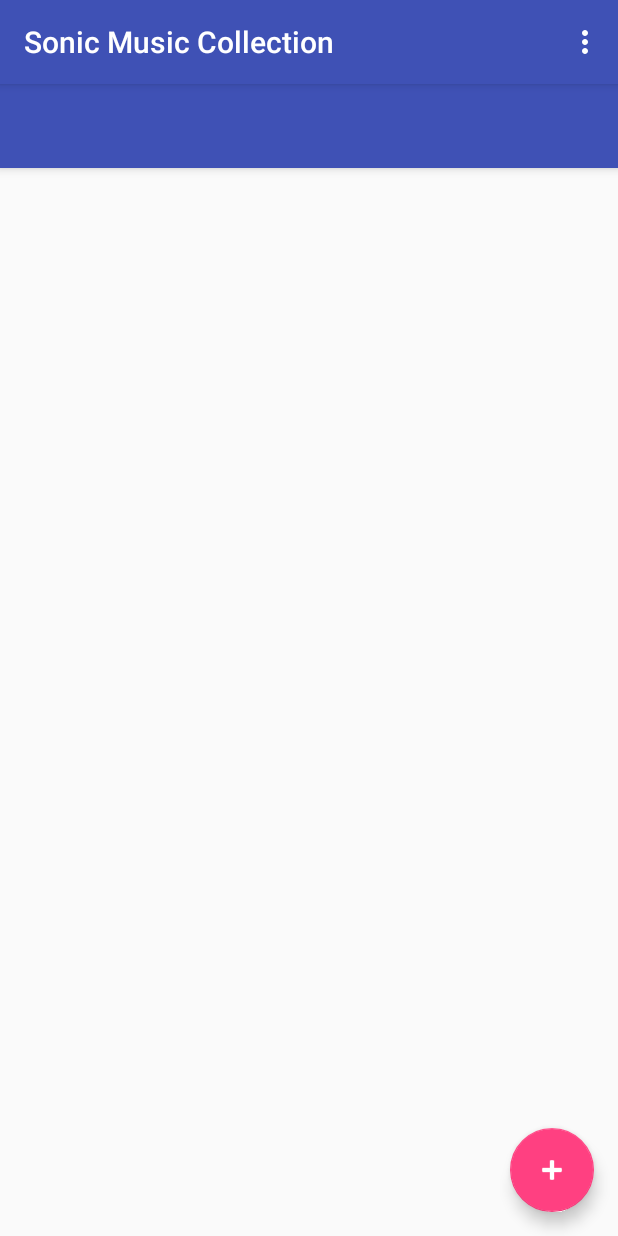
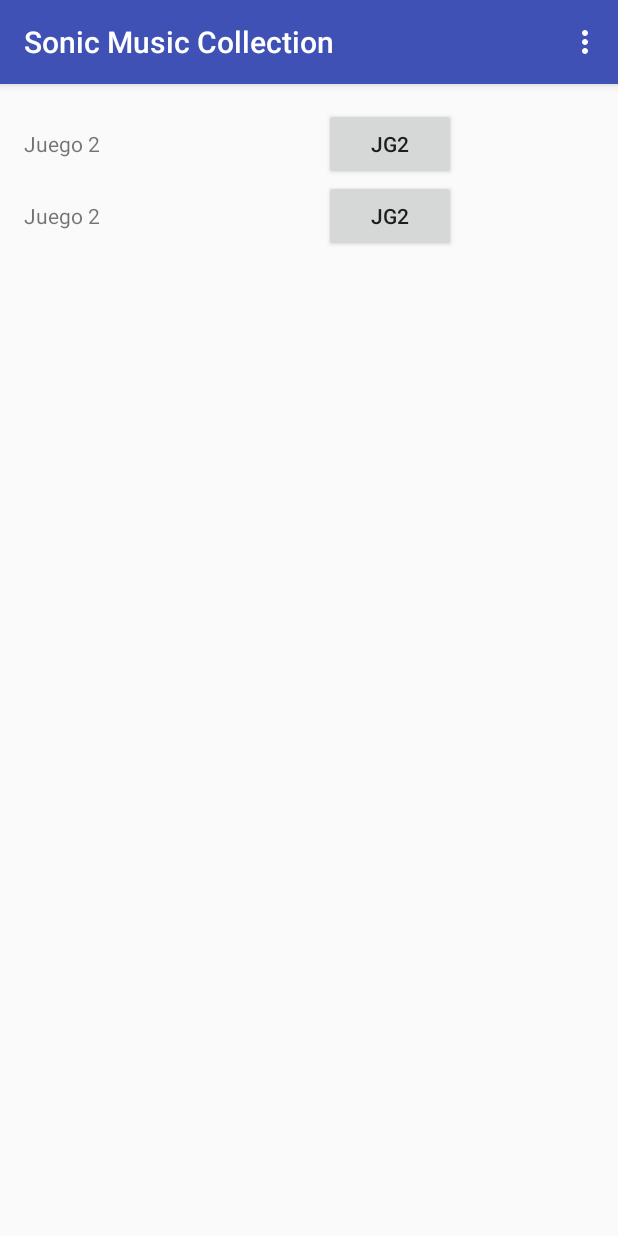
Before and after one commit to Ajavalo/SonicMusicCollection, an Android app: the screen it shows after launch (GameListManager), on a phone screen of 412 x 824 dp. Run offline under Robolectric (Android 15) with nearby library versions, the light colour scheme and no system bars; our stand-ins replace Room's generated code.

Commit message:
fixed tool bar issue & GameDescription started from list

```diff
--- a/app/src/main/AndroidManifest.xml
+++ b/app/src/main/AndroidManifest.xml
@@ -8,7 +8,7 @@
         android:label="@string/app_name"
 
         android:supportsRtl="true"
-        android:theme="@style/AppTheme">
+        android:theme="@style/AppTheme.NoActionBar">
         <activity android:name=".GameListManager" android:label="@string/app_name">
             <intent-filter>
                 <action android:name="android.intent.action.MAIN" />
@@ -16,6 +16,9 @@
                 <category android:name="android.intent.category.LAUNCHER" />
             </intent-filter>
         </activity>
+        <activity android:name=".GameDescription" android:label="">
+        </activity>
+
         <activity android:name=".Settings" android:label="">
         </activity>
         <activity android:name=".About" android:label="">
--- a/app/src/main/java/es/unex/saee/sonicmusiccollection/GameListManager.java
+++ b/app/src/main/java/es/unex/saee/sonicmusiccollection/GameListManager.java
@@ -37,6 +37,8 @@
     private RecyclerView.LayoutManager mLayoutManager;
     private GameListAdapter mAdapter;
 
+    GameListCRUD crud;
+
     @Override
     protected void onCreate(Bundle savedInstanceState) {
         super.onCreate(savedInstanceState);
@@ -61,14 +63,23 @@
         mAdapter = new GameListAdapter(this, new GameListAdapter.OnItemClickListener() {
             @Override public void onItemClick(GameListItem item) {
                 Snackbar.make(GameListManager.this.getCurrentFocus(), "Item "+item.getTitle()+" Clicked", Snackbar.LENGTH_LONG).show();
+                gotoDescription(item.getTitle());
             }
         });
 
         // - Attach the adapter to the RecyclerView
         mRecyclerView.setAdapter(mAdapter);
 
-        GameListCRUD crud = GameListCRUD.getInstance(this);
+        crud = GameListCRUD.getInstance(this);
+        crud.insert(new GameListItem("Juego 1", "JG1"));
+        crud.insert(new GameListItem("Juego 2", "JG2"));
 
+    }
+
+    private void gotoDescription(String title){
+        Intent intent = new Intent(this, es.unex.saee.sonicmusiccollection.GameDescription.class);
+        intent.putExtra("GAME_MESSAGE", title);
+        startActivity(intent);
     }
 
     @Override
--- a/app/src/main/res/layout/game_list_manager.xml
+++ b/app/src/main/res/layout/game_list_manager.xml
@@ -29,13 +29,4 @@
 
     <include layout="@layout/game_list" />
 
-    <android.support.design.widget.FloatingActionButton
-        android:id="@+id/fab"
-        android:layout_width="wrap_content"
-        android:layout_height="wrap_content"
-        android:layout_gravity="bottom|end"
-        android:layout_margin="@dimen/fab_margin"
-        android:tint="@android:color/white"
-        app:srcCompat="@android:drawable/ic_input_add" />
-
 </android.support.design.widget.CoordinatorLayout>
--- a/app/src/main/res/layout/gamelist_item.xml
+++ b/app/src/main/res/layout/gamelist_item.xml
@@ -5,18 +5,21 @@
     android:layout_height="wrap_content"
     android:orientation="horizontal" >
 
+    <TextView
+        android:id="@+id/gameTitle"
+        android:layout_width="200dp"
+        android:layout_height="wrap_content"
+        android:text="title">
+    </TextView>
+
     <Button
         android:id="@+id/gameButton"
-        android:layout_width="match_parent"
+
+        android:layout_width="wrap_content"
         android:layout_height="wrap_content"
         android:text= "abbv">
     </Button>
 
-    <TextView
-        android:id="@+id/gameTitle"
-        android:layout_width="match_parent"
-        android:layout_height="wrap_content"
-        android:text="title">
-    </TextView>
+
 
 </LinearLayout>
```
Also changed, not shown: app/src/main/java/es/unex/saee/sonicmusiccollection/GameDescription.java (+9 -0 lines).
